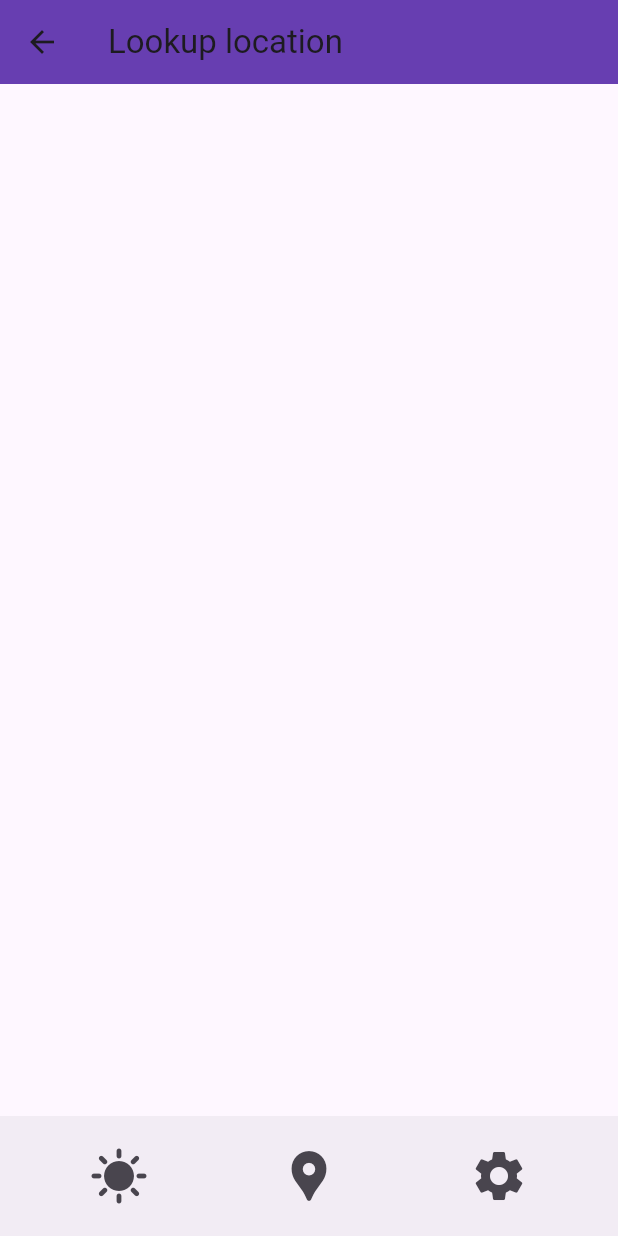
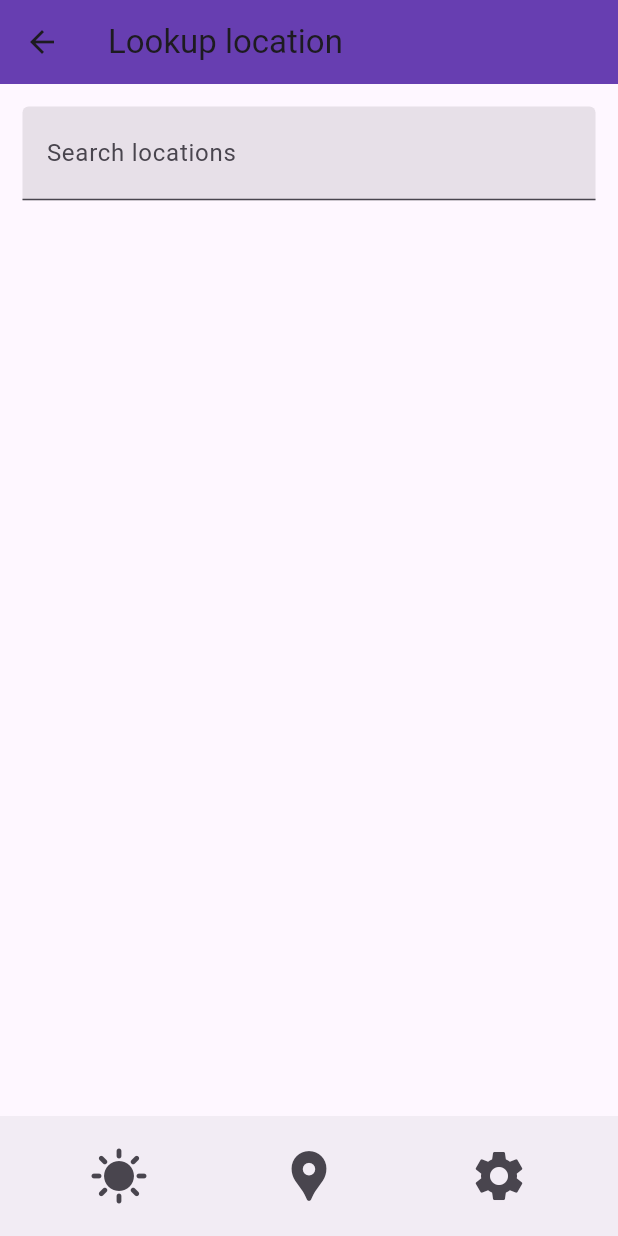
Before and after one commit to huss535/weatherApp, a Flutter app: the screen it shows after launch, item 2 of the bottom bar chosen, on a phone screen of 412 x 824 dp. Run offline on Flutter 3.47's test engine with Material 3 defaults, Android fonts, the phone set to English and light mode, and no system bars.

Commit message:
Search bar

```diff
--- a/lib/pages/location_page.dart
+++ b/lib/pages/location_page.dart
@@ -1,6 +1,7 @@
 import 'package:flutter/material.dart';
 import 'package:weather_app/utilities/bottom_nav.dart';
 
+// Page for users to lookup weather based on location
 class LocationPage extends StatelessWidget {
   const LocationPage({super.key});
 
@@ -12,8 +13,29 @@ class LocationPage extends StatelessWidget {
         backgroundColor: Colors.deepPurple,
         elevation: 30.0,
       ),
+      body: Padding(
+        padding: const EdgeInsets.all(15.0),
+        child: Column(
+          children: [SearchField()],
+        ),
+      ),
       bottomNavigationBar: BottomNav(),
     );
     ;
   }
 }
+
+// Text area component to look up locations
+class SearchField extends StatelessWidget {
+  const SearchField({super.key});
+
+  @override
+  Widget build(BuildContext context) {
+    return TextField(
+      decoration: InputDecoration(
+          prefix: Icon(Icons.search),
+          filled: true,
+          labelText: "Search locations"),
+    );
+  }
+}
```
